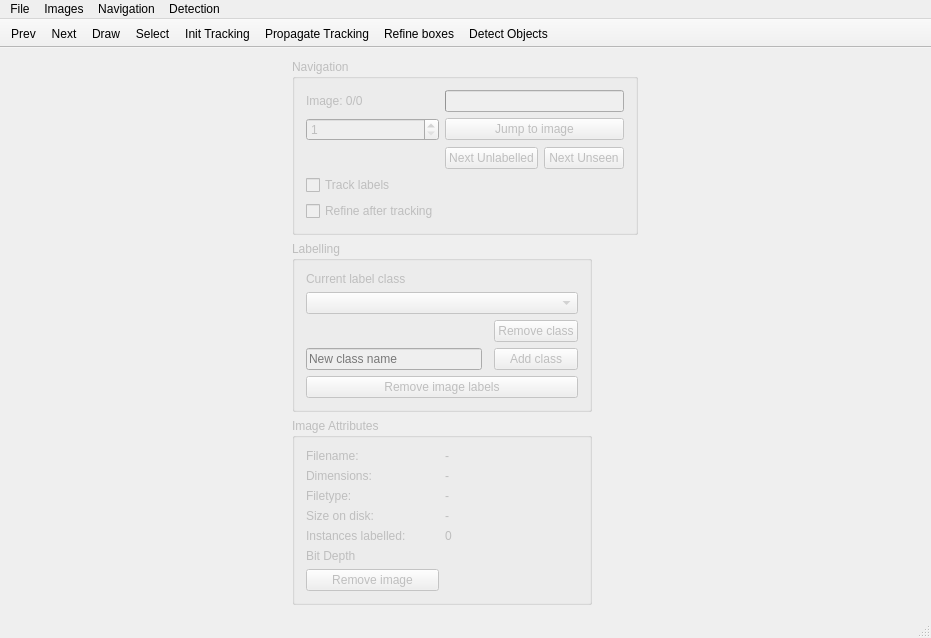
The window that src/mainwindow.ui (jveitchmichaelis/deeplabel) describes before a commit, drawn with Qt 5.
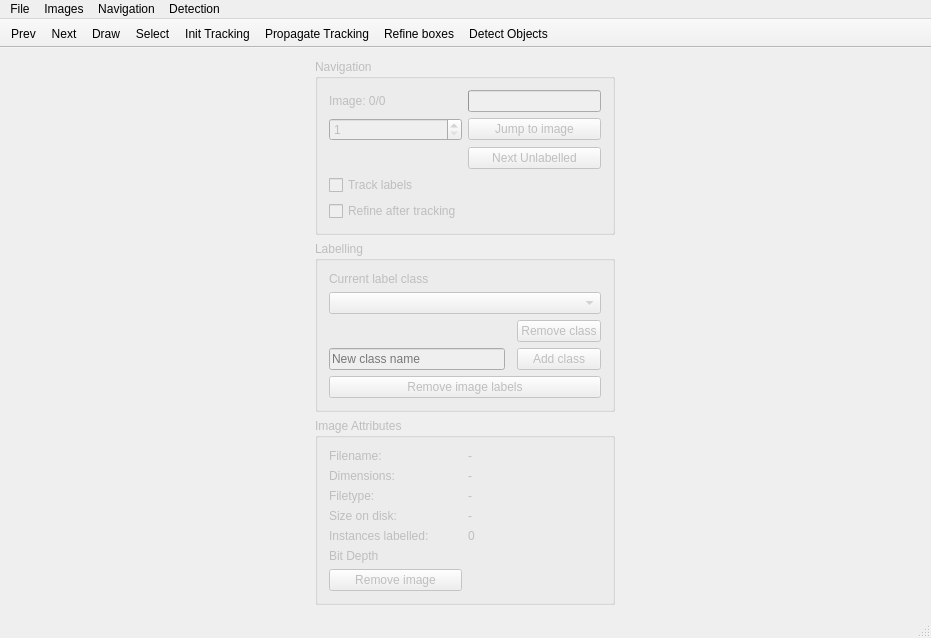
The same window after the commit.

```diff
--- a/src/mainwindow.ui
+++ b/src/mainwindow.ui
@@ -232,20 +232,13 @@
            </property>
           </widget>
          </item>
-         <item row="4" column="1">
+         <item row="4" column="1" colspan="2">
           <widget class="QPushButton" name="nextUnlabelledButton">
            <property name="text">
             <string>Next Unlabelled</string>
            </property>
           </widget>
          </item>
-         <item row="4" column="2">
-          <widget class="QPushButton" name="pushButton">
-           <property name="text">
-            <string>Next Unseen</string>
-           </property>
-          </widget>
-         </item>
         </layout>
        </widget>
       </item>
```
Left out of the diff: 168 changed lines with no effect on the pictures.
